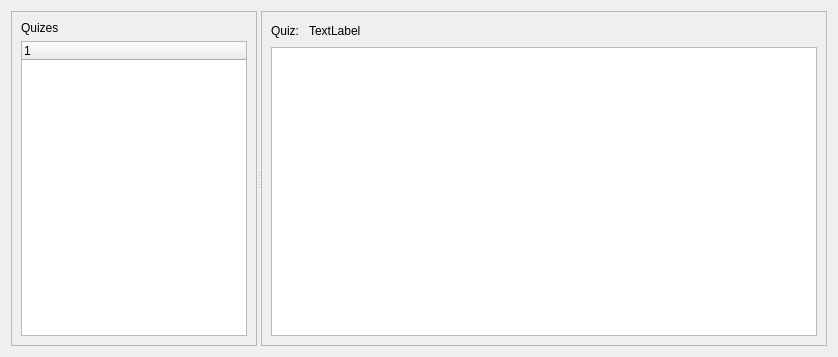
The window that Forms/QuizListWindow.ui (iatanasov77/qvocabulary) describes before a commit, drawn with Qt 5.
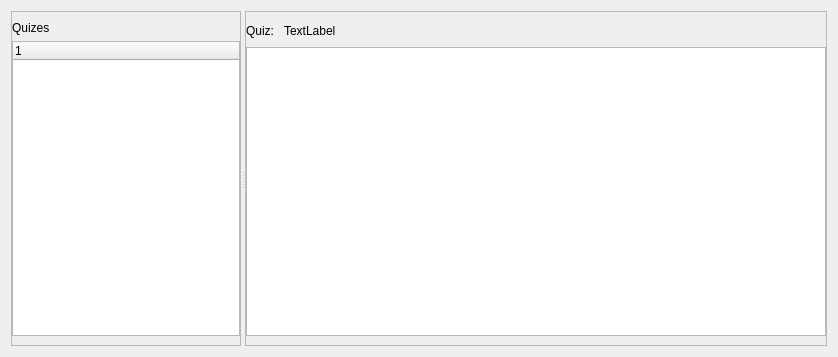
The same window after the commit.

```diff
--- a/Forms/QuizListWindow.ui
+++ b/Forms/QuizListWindow.ui
@@ -39,6 +39,12 @@
        <enum>QFrame::Raised</enum>
       </property>
       <layout class="QVBoxLayout" name="verticalLayout_2">
+       <property name="leftMargin">
+        <number>0</number>
+       </property>
+       <property name="rightMargin">
+        <number>0</number>
+       </property>
        <item>
         <widget class="QLabel" name="label">
          <property name="text">
@@ -56,7 +62,7 @@
          </property>
          <property name="maximumSize">
           <size>
-           <width>424</width>
+           <width>16777215</width>
            <height>16777215</height>
           </size>
          </property>
@@ -83,6 +89,12 @@
        <enum>QFrame::Raised</enum>
       </property>
       <layout class="QVBoxLayout" name="verticalLayout_3">
+       <property name="leftMargin">
+        <number>0</number>
+       </property>
+       <property name="rightMargin">
+        <number>0</number>
+       </property>
        <item>
         <layout class="QHBoxLayout" name="horizontalLayout">
          <item>
```
